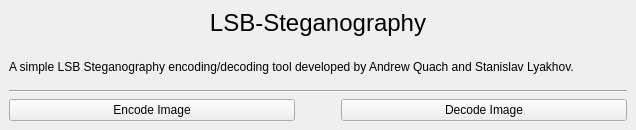
Qt form GUI/xml/lsb.ui (Aqcurate/lsb-steganography) before a commit.
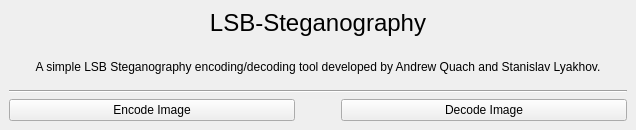
The same form after that commit.

Commit message: Revamp encoding tool. Apply small UI fixes

Diff of the .ui file:
```diff
--- a/GUI/xml/lsb.ui
+++ b/GUI/xml/lsb.ui
@@ -38,7 +38,7 @@
          <string>A simple LSB Steganography encoding/decoding tool developed by Andrew Quach and Stanislav Lyakhov.</string>
         </property>
         <property name="alignment">
-         <set>Qt::AlignLeading|Qt::AlignLeft|Qt::AlignVCenter</set>
+         <set>Qt::AlignCenter</set>
         </property>
        </widget>
       </item>
```
The commit also changes 7 other files.
